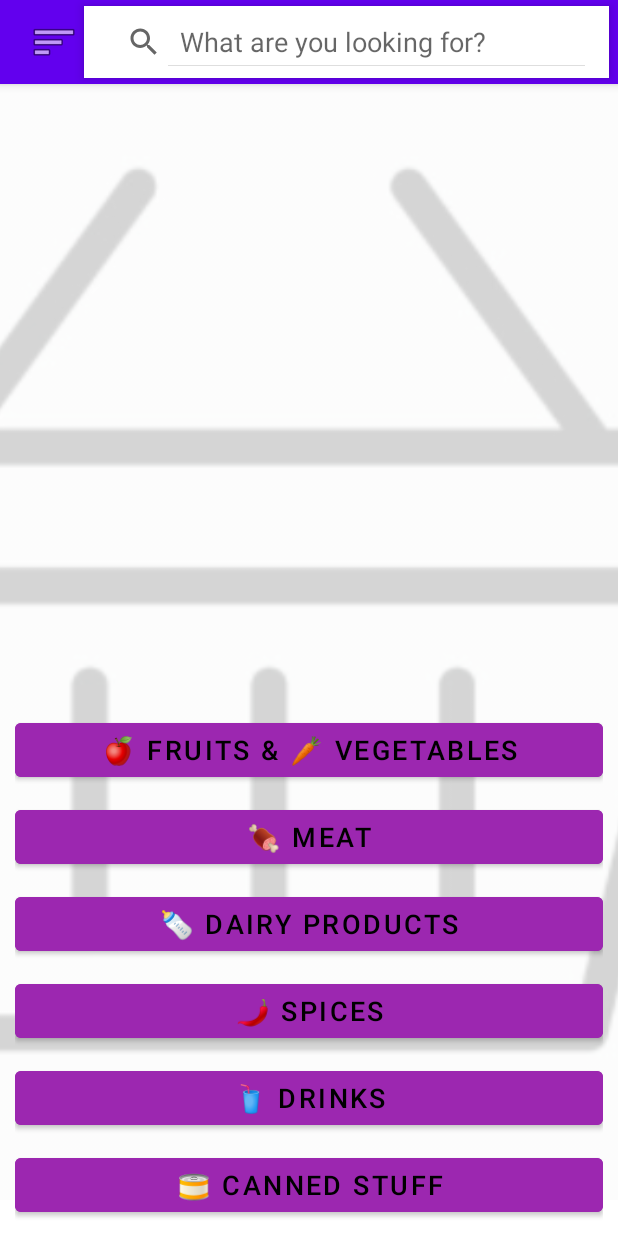
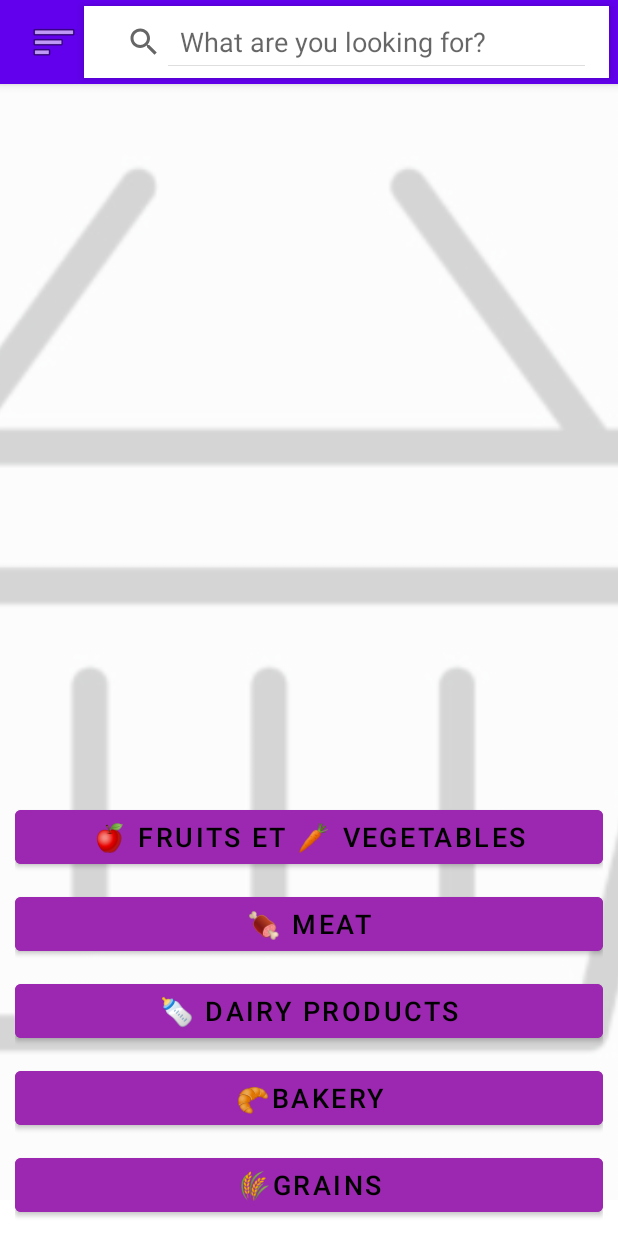
Before and after one commit to Youbi-Mohammed/appli-shopping-collaboratif, an Android app: the MainActivity screen opened directly, with no data from a screen before it, on a phone screen of 412 x 824 dp. Run offline under Robolectric (Android 15) with nearby library versions, the phone set to English and light mode, and no system bars.

Commit message:
first commit: xml files toolbare front-end

```diff
--- a/app/src/main/res/layout/buttons_layout.xml
+++ b/app/src/main/res/layout/buttons_layout.xml
@@ -11,14 +11,14 @@
         android:id="@+id/fruitVegButton"
         android:layout_width="match_parent"
         android:layout_height="wrap_content"
-        android:text="🍎 Fruits &amp; 🥕 Vegetables"
+        android:text="🍎 Fruits et 🥕 Vegetables"
         android:textSize="18sp"
         android:textColor="#000000"
         android:backgroundTint="#9C27B0"
         android:elevation="10dp" />
 
     <Button
-        android:id="@+id/appleButton"
+        android:id="@+id/meatButton"
         android:layout_width="match_parent"
         android:layout_height="wrap_content"
         android:text="🍖 Meat"
@@ -29,7 +29,7 @@
         android:elevation="10dp" />
 
     <Button
-        android:id="@+id/carrotButton"
+        android:id="@+id/dairyButton"
         android:layout_width="match_parent"
         android:layout_height="wrap_content"
         android:text="🍼 Dairy Products"
@@ -40,10 +40,10 @@
         android:elevation="10dp" />
 
     <Button
-        android:id="@+id/bananaButton"
+        android:id="@+id/bakeryButton"
         android:layout_width="match_parent"
         android:layout_height="wrap_content"
-        android:text="🌶️ Spices"
+        android:text="🥐bakery"
         android:textSize="18sp"
         android:textColor="#000000"
         android:layout_marginTop="10dp"
@@ -51,24 +51,14 @@
         android:elevation="10dp" />
 
     <Button
-        android:id="@+id/grapeButton"
+        android:id="@+id/grainsButton"
         android:layout_width="match_parent"
         android:layout_height="wrap_content"
-        android:text="🥤 Drinks"
+        android:text="🌾grains"
         android:textSize="18sp"
         android:textColor="#000000"
         android:layout_marginTop="10dp"
         android:backgroundTint="#9C27B0"
         android:elevation="10dp" />
 
-    <Button
-        android:id="@+id/pineappleButton"
-        android:layout_width="match_parent"
-        android:layout_height="wrap_content"
-        android:text="🥫 Canned Stuff"
-        android:textSize="18sp"
-        android:textColor="#000000"
-        android:layout_marginTop="10dp"
-        android:backgroundTint="#9C27B0"
-        android:elevation="10dp" />
 </LinearLayout>
```
Also changed, not shown: app/src/main/java/com/example/myapplication/lienbutton1.java (added, +29 -0 lines), app/src/main/java/com/example/myapplication/lienbutton2.java (added, +29 -0 lines), app/src/main/java/com/example/myapplication/lienbutton3.java (added, +29 -0 lines), app/src/main/java/com/example/myapplication/lienbutton4.java (added, +29 -0 lines), app/src/main/java/com/example/myapplication/lienbutton5.java (added, +29 -0 lines), 1 other file.
